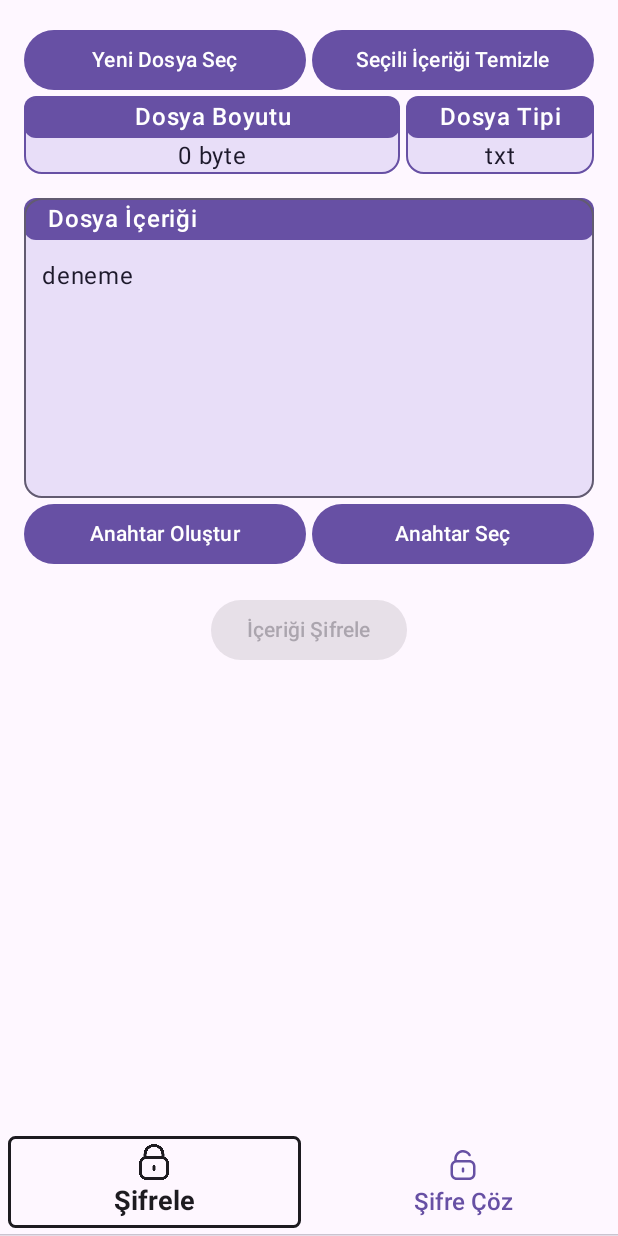
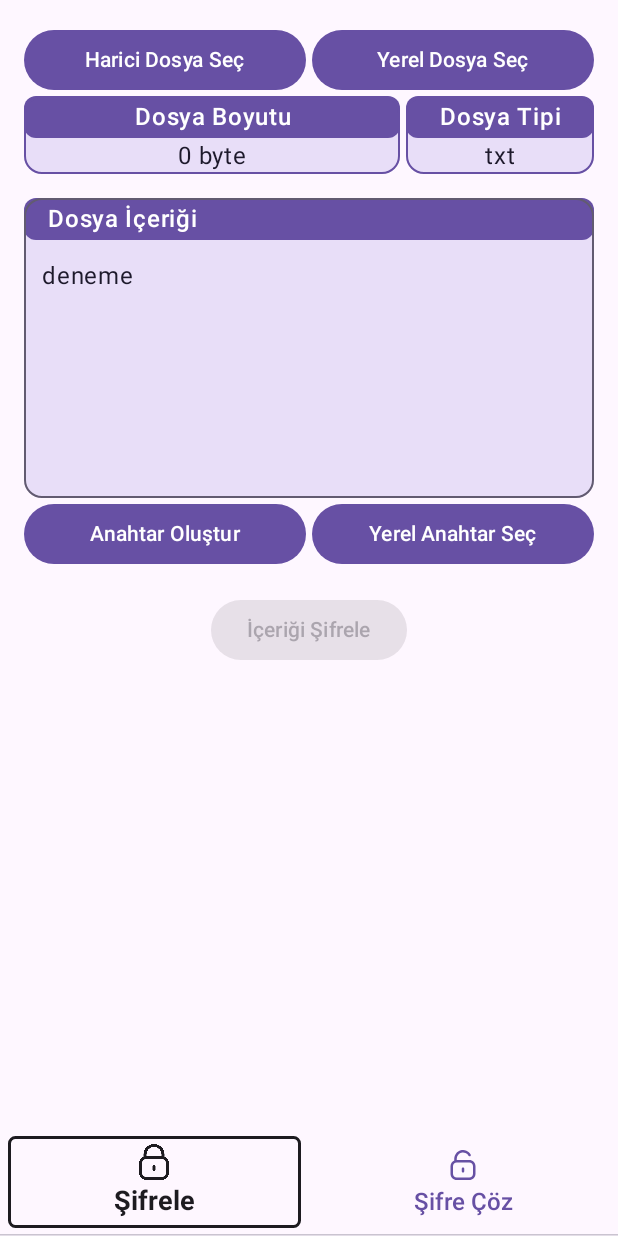
Before and after one commit to EyyupHikmet/Dencryptor, an Android app built with Jetpack Compose: the @Preview function HomeScreenPreview, on a phone screen of 412 x 824 dp. Run offline under Robolectric (Android 15) with nearby library versions, the phone set to English and light mode, and no system bars; our stand-ins replace Dagger/Hilt's generated code.

Commit message:
add file save logic but it's buggy rn

```diff
--- a/app/src/main/java/com/rdiykru/dencryptor/core/file/FileOperationsManager.kt
+++ b/app/src/main/java/com/rdiykru/dencryptor/core/file/FileOperationsManager.kt
@@ -15,7 +15,6 @@ class FileOperationsManager(private val context: Context) {
 		private const val DECRYPTED_FOLDER = "Decrypted"
 		private const val ENCRYPTED_FOLDER = "Encrypted"
 		private const val KEY_PAIR_FOLDER = "KeyPair"
-
 	}
 
 	// Save methods
--- a/app/src/main/java/com/rdiykru/dencryptor/presentation/HomeScreen.kt
+++ b/app/src/main/java/com/rdiykru/dencryptor/presentation/HomeScreen.kt
@@ -19,8 +19,6 @@ import androidx.compose.foundation.layout.size
 import androidx.compose.foundation.layout.wrapContentHeight
 import androidx.compose.foundation.rememberScrollState
 import androidx.compose.foundation.verticalScroll
-import androidx.compose.material.icons.Icons
-import androidx.compose.material.icons.filled.Check
 import androidx.compose.material3.Button
 import androidx.compose.material3.CircularProgressIndicator
 import androidx.compose.material3.ExperimentalMaterial3Api
@@ -39,6 +37,7 @@ import androidx.compose.runtime.setValue
 import androidx.compose.ui.Alignment
 import androidx.compose.ui.Modifier
 import androidx.compose.ui.platform.LocalDensity
+import androidx.compose.ui.res.painterResource
 import androidx.compose.ui.res.stringResource
 import androidx.compose.ui.tooling.preview.Preview
 import androidx.compose.ui.unit.dp
@@ -48,6 +47,7 @@ import com.rdiykru.dencryptor.ui.components.DencryptedContent
 import com.rdiykru.dencryptor.ui.components.FileContentDisplay
 import com.rdiykru.dencryptor.ui.components.FileListComponent
 import com.rdiykru.dencryptor.ui.components.FullScreenKeyCreationDialog
+import com.rdiykru.dencryptor.ui.components.InputDialog
 import com.rdiykru.dencryptor.ui.components.OperationSelectionBar
 import com.rdiykru.dencryptor.ui.components.SelectFileInfo
 import com.rdiykru.dencryptor.ui.components.SelectedKeyPair
@@ -58,17 +58,26 @@ import com.rdiykru.dencryptor.ui.theme.DencryptorTheme
 fun HomeScreen(
 	openFilePicker: () -> Unit,
 	getKeyPairList: () -> Unit,
+	getLocalEncryptedList: () -> Unit,
+	getLocalDecryptedList: () -> Unit,
 	selectKeyPairFile: (String) -> Unit,
+	selectLocalEncryptedFile: (String) -> Unit,
+	selectLocalDecryptedFile: (String) -> Unit,
 	homeState: HomeState,
-	resetState: () -> Unit,
 	createKey: (Int, String) -> Unit,
+	saveEncryptedFile: (String) -> Unit,
+	saveDecryptedFile: (String) -> Unit,
 	onEncryptClicked: () -> Unit,
 	onDecryptClicked: () -> Unit
 ) {
 	var openKeyCreatorDialog by rememberSaveable { mutableStateOf(false) }
+	var openFileCreatorDialog by remember { mutableStateOf(false) }
+
 	var selectedTab by remember { mutableIntStateOf(0) }
 
-	var openBottomSheet by rememberSaveable { mutableStateOf(false) }
+	var openKeyBottomSheet by rememberSaveable { mutableStateOf(false) }
+	var openEncryptedBottomSheet by rememberSaveable { mutableStateOf(false) }
+	var openDecryptedBottomSheet by rememberSaveable { mutableStateOf(false) }
 	val skipPartiallyExpanded by rememberSaveable { mutableStateOf(false) }
 	val bottomSheetState =
 		rememberModalBottomSheetState(skipPartiallyExpanded = skipPartiallyExpanded)
@@ -102,10 +111,18 @@ fun HomeScreen(
 					) {
 
 						DoubleButtons(
-							firstText = stringResource(R.string.select_new_text_file),
+							firstText = stringResource(R.string.select_external_text_file),
 							onFirstButtonClicked = openFilePicker,
-							secondText = stringResource(R.string.clear_selected_content),
-							onSecondButtonClicked = resetState
+							secondText = stringResource(R.string.select_local_text_file),
+							onSecondButtonClicked = {
+								if (selectedTab == 0) {
+									getLocalDecryptedList()
+									openDecryptedBottomSheet = true
+								} else {
+									getLocalEncryptedList()
+									openEncryptedBottomSheet = true
+								}
+							}
 						)
 						FileContentDisplay(
 							content = homeState.fileContent,
@@ -125,11 +142,10 @@ fun HomeScreen(
 								modifier = Modifier.weight(1f),
 								onClick = {
 									getKeyPairList()
-									openBottomSheet = true
+									openKeyBottomSheet = true
 								},
-								enabled = homeState.publicKey == null || homeState.privateKey == null
 							) {
-								Text("Anahtar Seç")
+								Text("Yerel Anahtar Seç")
 							}
 						}
 						Column {
@@ -155,48 +171,60 @@ fun HomeScreen(
 								.fillMaxWidth()
 								.padding(top = 16.dp),
 						) {
-							val encryptedContent = homeState.encryptedContent
+							val encryptedContent = homeState.encryptedContent?.toString(16)
 							val decryptedContent = homeState.decryptedContent
 							if (selectedTab == 0) {
 								Button(
 									onClick = { onEncryptClicked() },
-									enabled = homeState.publicKey != null && encryptedContent.isEmpty()
+									enabled = homeState.publicKey != null
 								) {
-									if (encryptedContent.isNotEmpty()) {
-										Icon(Icons.Default.Check, "Tamamlandı")
+									Text("İçeriği Şifrele")
+								}
+								if (encryptedContent != null) {
+									Button(
+										onClick = { openFileCreatorDialog = true },
+									) {
+										Icon(painterResource(R.drawable.save), "Tamamlandı")
+
+										Text("Şifreli İçeriği Kaydet")
 									}
-									Text(if (encryptedContent.isEmpty()) "İçeriği Şifrele" else "Şifreleme Tamamlandı")
 								}
 							} else {
 								Button(
 									onClick = { onDecryptClicked() },
-									enabled = homeState.privateKey != null && decryptedContent.isEmpty()
+									enabled = homeState.privateKey != null
 								) {
-									if (decryptedContent.isNotEmpty()) {
-										Icon(Icons.Default.Check, "Tamamlandı")
+									Text("İçeriği Çöz")
+								}
+								if (decryptedContent != null) {
+									Button(
+										onClick = { openFileCreatorDialog = true },
+									) {
+										Icon(painterResource(R.drawable.save), "Tamamlandı")
+
+										Text("Çözülmüş İçeriği Kaydet")
 									}
-									Text(if (decryptedContent.isEmpty()) "İçeriği Çöz" else "Şifre Çözme Tamamlandı")
 								}
 							}
 						}
 
-						if (homeState.encryptedContent.isNotEmpty() && selectedTab == 0) {
+						if (homeState.encryptedContent != null && selectedTab == 0) {
 							DencryptedContent(
 								modifier = Modifier
 									.fillMaxWidth()
 									.padding(top = 8.dp),
 								title = "Şifrelenmiş İçerik",
-								content = homeState.encryptedContent
+								content = homeState.encryptedContent.toString(16)
 							)
 						}
 
-						if (homeState.decryptedContent.isNotEmpty() && selectedTab == 1) {
+						if (homeState.decryptedContent != null && selectedTab == 1) {
 							DencryptedContent(
 								modifier = Modifier
 									.fillMaxWidth()
 									.padding(top = 8.dp),
 								title = "Şifresi Çözülmüş İçerik",
-								content = homeState.decryptedContent
+								content = homeState.decryptedContent.toString(16)
 							)
 						}
 					}
@@ -230,14 +258,36 @@ fun HomeScreen(
 
 	if (homeState.fileList != null) {
 		FileListComponent(
-			openBottomSheet = openBottomSheet,
+			openBottomSheet = openKeyBottomSheet,
 			bottomSheetState = bottomSheetState,
 			fileList = homeState.fileList,
 			onItemClicked = { selectedFileName ->
 				selectKeyPairFile(selectedFileName)
 			},
 			onDismiss = {
-				openBottomSheet = false
+				openKeyBottomSheet = false
+			}
+		)
+		FileListComponent(
+			openBottomSheet = openEncryptedBottomSheet,
+			bottomSheetState = bottomSheetState,
+			fileList = homeState.fileList,
+			onItemClicked = { selectedFileName ->
+				selectLocalEncryptedFile(selectedFileName)
+			},
+			onDismiss = {
+				openEncryptedBottomSheet = false
+			}
+		)
+		FileListComponent(
+			openBottomSheet = openDecryptedBottomSheet,
+			bottomSheetState = bottomSheetState,
+			fileList = homeState.fileList,
+			onItemClicked = { selectedFileName ->
+				selectLocalDecryptedFile(selectedFileName)
+			},
+			onDismiss = {
+				openDecryptedBottomSheet = false
 			}
 		)
 	}
@@ -247,6 +297,19 @@ fun HomeScreen(
 		onCreateClicked = createKey,
 		homeState = homeState,
 		onDismiss = { openKeyCreatorDialog = false }
+	)
+
+	InputDialog(
+		openDialog = openFileCreatorDialog,
+		onDismiss = { openFileCreatorDialog = false },
+		onSave = { input ->
+			if (selectedTab == 0) {
+				saveEncryptedFile(input)
+			} else {
+				saveDecryptedFile(input)
+			}
+			openFileCreatorDialog = false
+		}
 	)
 }
 
@@ -277,9 +340,9 @@ private fun DoubleButtonsPreview(
 ) {
 	DencryptorTheme {
 		DoubleButtons(
-			stringResource(R.string.select_new_text_file),
+			stringResource(R.string.select_external_text_file),
 			{},
-			stringResource(R.string.clear_selected_content),
+			stringResource(R.string.select_local_text_file),
 			{})
 	}
 }
@@ -292,9 +355,14 @@ fun HomeScreenPreview() {
 		getKeyPairList = {},
 		selectKeyPairFile = {},
 		homeState = HomeState(fileContent = "deneme"),
-		resetState = {},
 		createKey = { keySize: Int, keyPairName: String ->
 		},
+		selectLocalDecryptedFile = {},
+		selectLocalEncryptedFile = {},
+		getLocalDecryptedList = {},
+		getLocalEncryptedList = {},
+		saveDecryptedFile = {},
+		saveEncryptedFile = {},
 		onEncryptClicked = {},
 		onDecryptClicked = {}
 	)
--- a/app/src/main/res/values/strings.xml
+++ b/app/src/main/res/values/strings.xml
@@ -5,7 +5,8 @@
     <string name="file_content">Dosya İçeriği</string>
     <string name="file_size_byte_value">%1$s byte</string>
     <string name="open_file_selector">Dosya Seçim Ekranını Aç</string>
-    <string name="select_new_text_file">Yeni Dosya Seç</string>
+    <string name="select_external_text_file">Harici Dosya Seç</string>
+    <string name="select_local_text_file">Yerel Dosya Seç</string>
     <string name="clear_selected_content">Seçili İçeriği Temizle</string>
     <string name="public_key">Açık Anahtar</string>
     <string name="private_key">Gizli Anahtar</string>
```
Also changed, not shown: app/src/main/java/com/rdiykru/dencryptor/core/extensions/SendEvent.kt (added, +15 -0 lines), app/src/main/java/com/rdiykru/dencryptor/presentation/MainActivity.kt (+6 -3 lines), app/src/main/java/com/rdiykru/dencryptor/presentation/MainViewModel.kt (+115 -16 lines), app/src/main/java/com/rdiykru/dencryptor/ui/components/FileCreationDialog.kt (added, +119 -0 lines).
